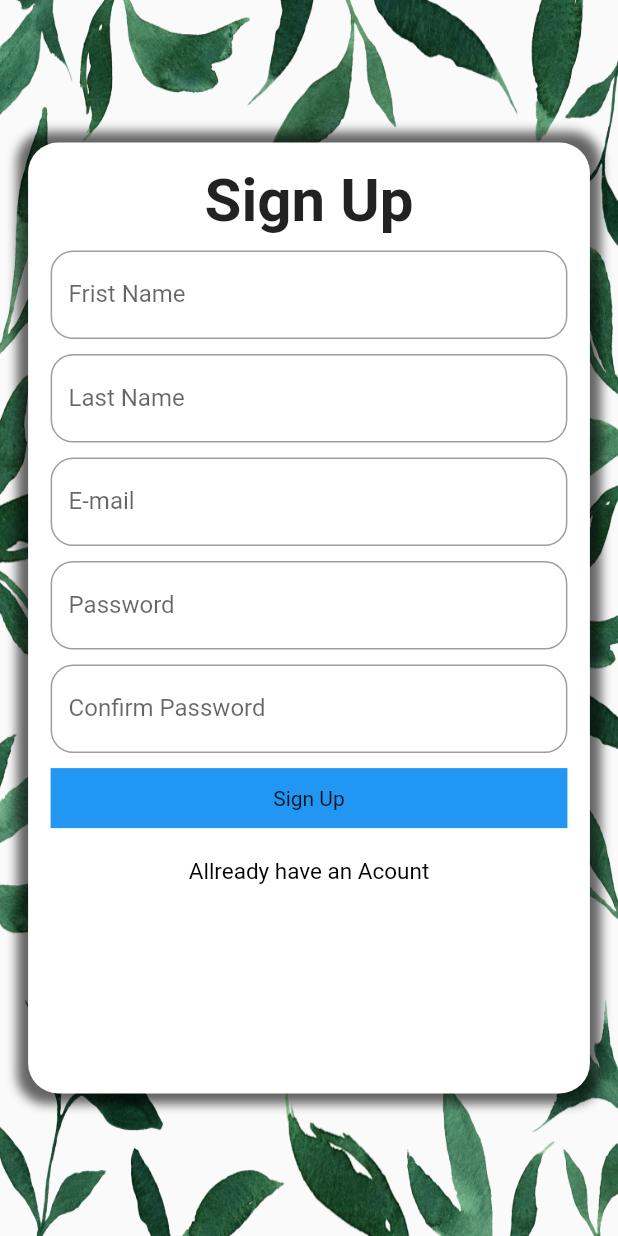
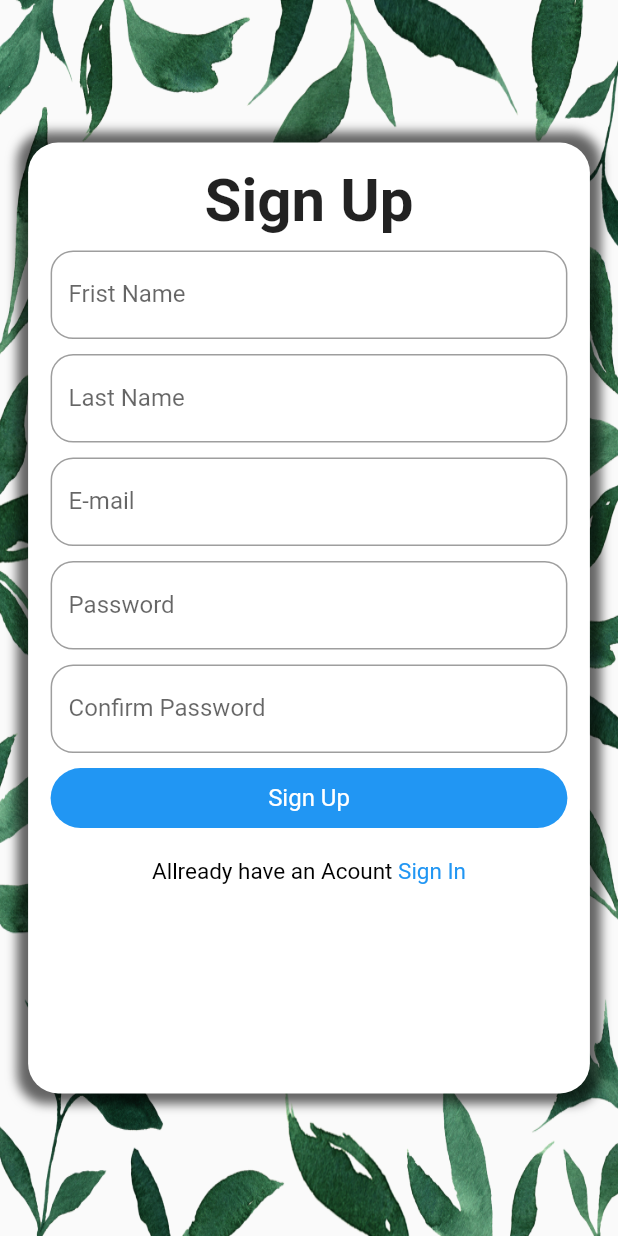
Before and after one commit to SoumitroKarmaker/Practice-UI, a Flutter app: the Sign_Up screen opened directly, on a phone screen of 412 x 824 dp. Run offline on Flutter 3.47's test engine with Material 2 defaults, Android fonts, the phone set to English and light mode, and no system bars; drawn by our look-alikes of nb_utils; our stand-ins replace smooth_page_indicator.

Commit message:
onboardign complite

```diff
--- a/lib/screens/authorization/sign_up.dart
+++ b/lib/screens/authorization/sign_up.dart
@@ -1,6 +1,7 @@
-import 'package:flutter/gestures.dart';
 import 'package:flutter/material.dart';
 import 'package:nb_utils/nb_utils.dart';
+
+import 'package:untitled1/screens/authorization/sign_in.dart';
 
 class Sign_Up extends StatelessWidget {
   const Sign_Up({Key? key}) : super(key: key);
@@ -103,17 +104,32 @@ class Sign_Up extends StatelessWidget {
                         height: 10,
                       ),
                       Container(
-                        color: Colors.blue,
+                        decoration: BoxDecoration(
+                            color: Colors.blue,
+                            borderRadius: BorderRadius.circular(20)),
                         width: MediaQuery.of(context).size.width,
                         height: 40,
-                        child: Center(child: Text('Sign Up')),
+                        child: Center(
+                            child: Text(
+                          'Sign Up',
+                          style: TextStyle(color: Colors.white, fontSize: 16),
+                        ).onTap(() => Sign_In().launch(context))),
                       ),
                       SizedBox(
                         height: 20,
                       ),
-                      Text(
-                        'Allready have an Acount',
-                        style: TextStyle(color: Colors.black, fontSize: 15),
+                      Row(
+                        mainAxisAlignment: MainAxisAlignment.center,
+                        children: [
+                          Text(
+                            'Allready have an Acount ',
+                            style: TextStyle(color: Colors.black, fontSize: 15),
+                          ),
+                          Text(
+                            'Sign In',
+                            style: TextStyle(color: Colors.blue, fontSize: 15),
+                          ).onTap(() => Sign_In().launch(context)),
+                        ],
                       ),
                     ],
                   ),
--- a/lib/screens/home.dart
+++ b/lib/screens/home.dart
@@ -11,7 +11,7 @@ class _HomeState extends State<Home> {
   @override
   Widget build(BuildContext context) {
     return Scaffold(
-      body: Center(child: Text('Center'),),
+      body: Center(child: Text('Home'),),
     );
   }
 }
```
Also changed, not shown: lib/screens/authorization/sign_in.dart (+14 -4 lines).
